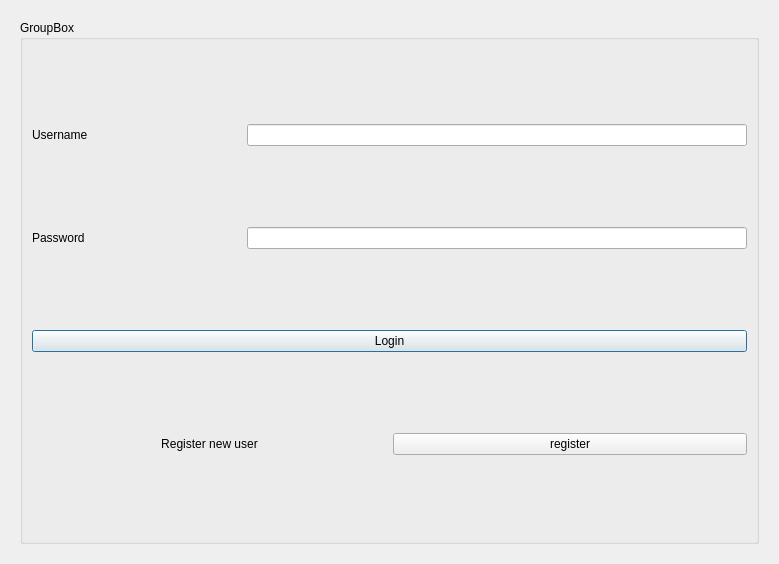
The window that logindialog.ui (Tauski/IdealPDA_Windows) describes before a commit, drawn with Qt 5.
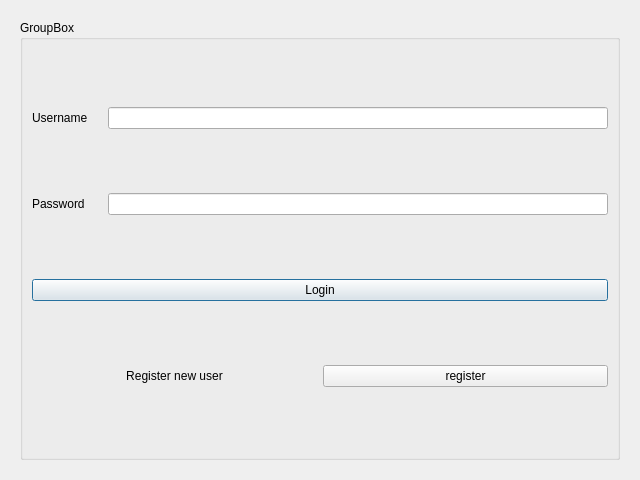
The same window after the commit.

The edit to the form file:
```diff
--- a/logindialog.ui
+++ b/logindialog.ui
@@ -6,10 +6,22 @@
    <rect>
     <x>0</x>
     <y>0</y>
-    <width>779</width>
-    <height>564</height>
+    <width>640</width>
+    <height>480</height>
    </rect>
   </property>
+  <property name="minimumSize">
+   <size>
+    <width>640</width>
+    <height>480</height>
+   </size>
+  </property>
+  <property name="maximumSize">
+   <size>
+    <width>1920</width>
+    <height>1080</height>
+   </size>
+  </property>
   <property name="windowTitle">
    <string>Login window</string>
   </property>
```
